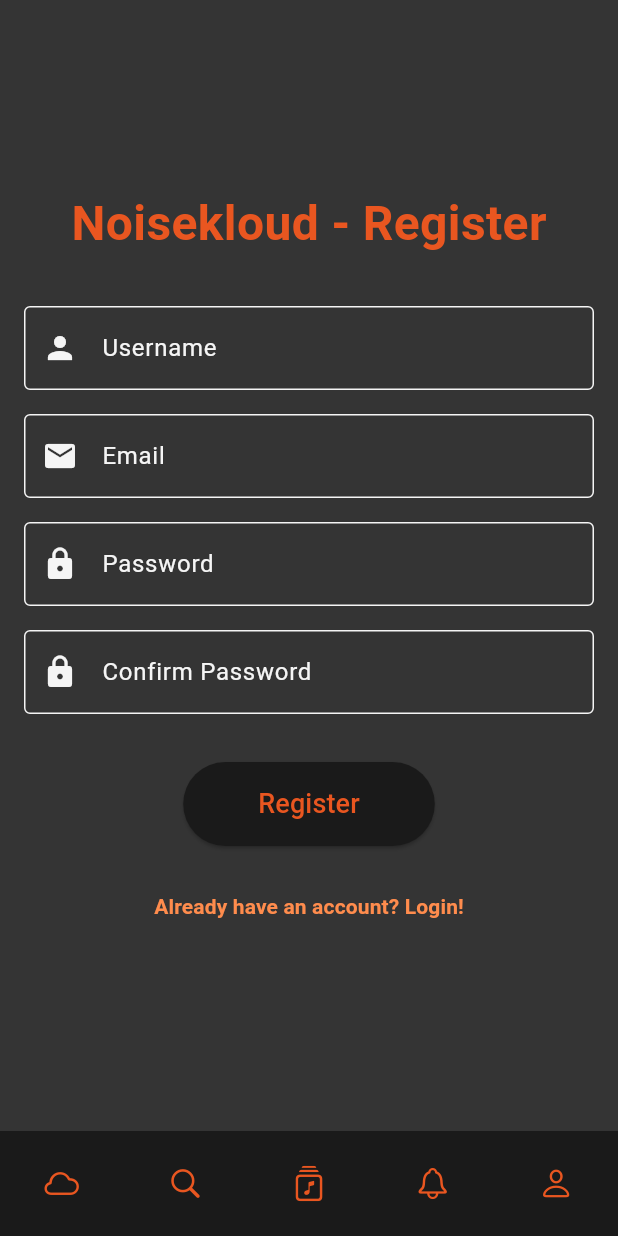
After one commit to batuhanyeniocak/Flutter-Noisekloud, a Flutter app: the RegisterScreen screen opened by its route, on a phone screen of 412 x 824 dp. The commit adds this screen. Run offline on Flutter 3.47's test engine with Material 3 defaults, Android fonts, the phone set to English and light mode, and no system bars; our stand-ins replace go_router, google_fonts, lottie; missing offline and left inert: dotlottie_loader.

Commit message:
temalar eklendi sayfalar temalara senkronize edildi login screen eklendi register screen eklendi loginden registera gecis eklendi

```diff
--- a/lib/core/routes.dart
+++ b/lib/core/routes.dart
@@ -6,6 +6,7 @@ import '../screens/home_screen.dart';
 import '../screens/login_screen.dart';
 import '../screens/notification_screen.dart';
 import '../screens/profile_screen.dart';
+import '../screens/register_screen.dart';
 
 // Router yapılandırması
 final router = GoRouter(
@@ -39,5 +40,9 @@ final router = GoRouter(
       path: '/login',
       builder: (context, state) => const LoginScreen(),
     ),
+    GoRoute(
+      path: '/register',
+      builder: (context, state) => const RegisterScreen(),
+    ),
   ],
 );
--- a/lib/screens/login_screen.dart
+++ b/lib/screens/login_screen.dart
@@ -1,6 +1,5 @@
 import 'package:flutter/material.dart';
-import 'package:flutter_app/core/themes.dart';
-import '../core/constants.dart';
+import 'package:go_router/go_router.dart';
 import '../widgets/bottom_menu.dart';
 
 class LoginScreen extends StatelessWidget {
@@ -19,7 +18,7 @@ class LoginScreen extends StatelessWidget {
           mainAxisAlignment: MainAxisAlignment.center,
           children: [
             Text(
-              'Noisekloud',
+              'Noisekloud - Login',
               style: TextStyle(
                 fontSize: 32,
                 color: colorScheme.primary,
@@ -34,7 +33,7 @@ class LoginScreen extends StatelessWidget {
                   border: OutlineInputBorder(),
                   prefixIcon: Icon(Icons.person),
                   labelStyle: TextStyle(color: colorScheme.primary),
-              ),
+                  hintText: 'Username'),
             ),
             SizedBox(height: 16),
             TextField(
@@ -45,7 +44,7 @@ class LoginScreen extends StatelessWidget {
                   border: OutlineInputBorder(),
                   prefixIcon: Icon(Icons.lock),
                   labelStyle: TextStyle(color: colorScheme.surface),
-              ),
+                  hintText: 'Password'),
             ),
             SizedBox(height: 32),
             ElevatedButton(
@@ -59,7 +58,7 @@ class LoginScreen extends StatelessWidget {
             SizedBox(height: 16),
             TextButton(
               onPressed: () {
-                Navigator.pushNamed(context, '/register');
+                context.go("/register");
               },
               child: Text(
                 'Don\'t have an account? Register!',
--- /dev/null
+++ b/lib/screens/register_screen.dart
@@ -0,0 +1,102 @@
+import 'package:flutter/material.dart';
+import 'package:go_router/go_router.dart';
+import '../widgets/bottom_menu.dart';
+
+class RegisterScreen extends StatelessWidget {
+  const RegisterScreen({super.key});
+
+  @override
+  Widget build(BuildContext context) {
+    final theme = Theme.of(context);
+    final colorScheme = theme.colorScheme;
+
+    return Scaffold(
+      backgroundColor: colorScheme.surface,
+      body: Padding(
+        padding: const EdgeInsets.all(16.0),
+        child: Column(
+          mainAxisAlignment: MainAxisAlignment.center,
+          children: [
+            Text(
+              'Noisekloud - Register',
+              style: TextStyle(
+                fontSize: 32,
+                color: colorScheme.primary,
+                fontWeight: FontWeight.bold,
+              ),
+            ),
+            SizedBox(height: 32),
+            TextField(
+              decoration: InputDecoration(
+                filled: true,
+                fillColor: colorScheme.surface,
+                border: OutlineInputBorder(),
+                prefixIcon: Icon(Icons.person),
+                labelStyle: TextStyle(color: colorScheme.primary),
+                hintText: 'Username',
+              ),
+            ),
+            SizedBox(height: 16),
+            TextField(
+              decoration: InputDecoration(
+                filled: true,
+                fillColor: colorScheme.surface,
+                border: OutlineInputBorder(),
+                prefixIcon: Icon(Icons.email),
+                labelStyle: TextStyle(color: colorScheme.primary),
+                hintText: 'Email',
+              ),
+            ),
+            SizedBox(height: 16),
+            TextField(
+              obscureText: true,
+              decoration: InputDecoration(
+                filled: true,
+                fillColor: colorScheme.surface,
+                border: OutlineInputBorder(),
+                prefixIcon: Icon(Icons.lock),
+                labelStyle: TextStyle(color: colorScheme.primary),
+                hintText: 'Password',
+              ),
+            ),
+            SizedBox(height: 16),
+            TextField(
+              obscureText: true,
+              decoration: InputDecoration(
+                filled: true,
+                fillColor: colorScheme.surface,
+                border: OutlineInputBorder(),
+                prefixIcon: Icon(Icons.lock),
+                labelStyle: TextStyle(color: colorScheme.primary),
+                hintText: 'Confirm Password',
+              ),
+            ),
+            SizedBox(height: 32),
+            ElevatedButton(
+              onPressed: () {},
+              style: ElevatedButton.styleFrom(
+                padding: EdgeInsets.symmetric(horizontal: 50, vertical: 15),
+                backgroundColor: colorScheme.secondary,
+              ),
+              child: Text('Register', style: TextStyle(fontSize: 18)),
+            ),
+            SizedBox(height: 16),
+            TextButton(
+              onPressed: () {
+                context.go("/login");
+              },
+              child: Text(
+                'Already have an account? Login!',
+                style: TextStyle(
+                  color: colorScheme.onSecondary,
+                  fontWeight: FontWeight.w600,
+                ),
+              ),
+            ),
+          ],
+        ),
+      ),
+      bottomNavigationBar: const BottomMenu(),
+    );
+  }
+}
```
Lines whose indentation alone changed are shown as unchanged.
